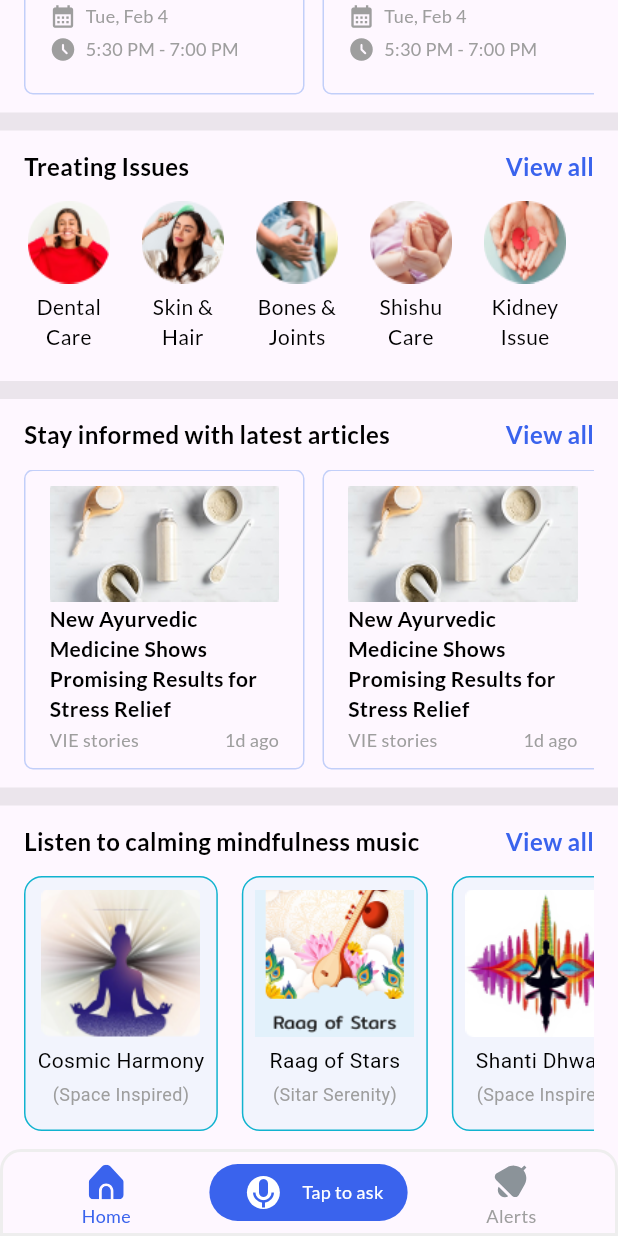
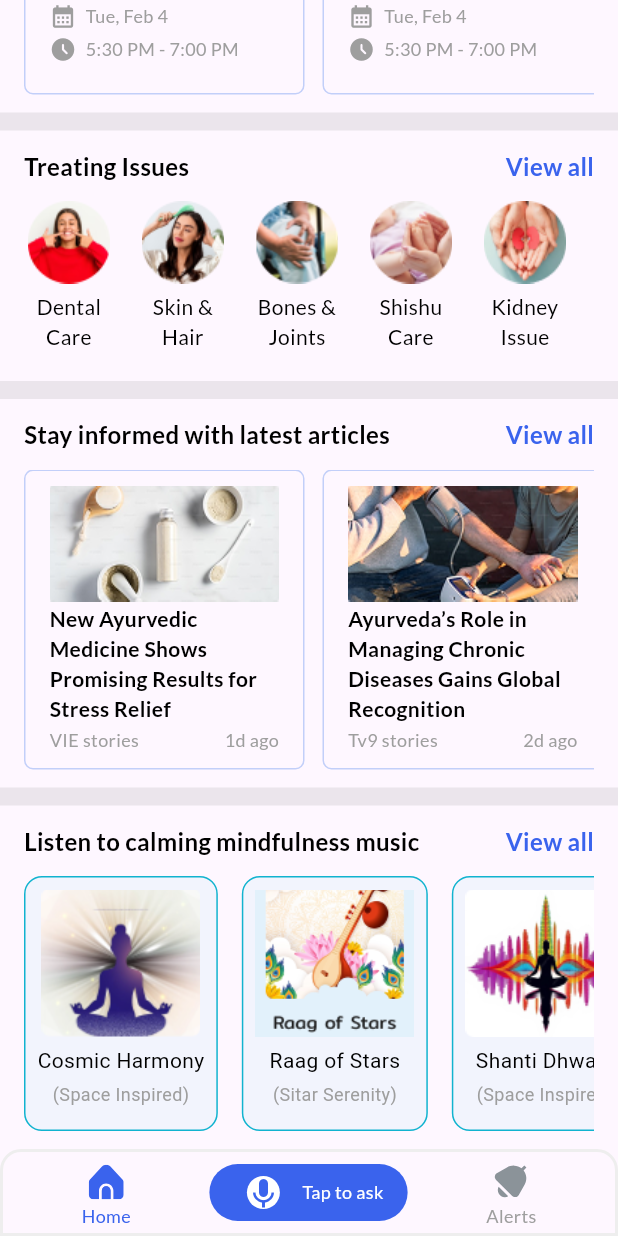
Before and after one commit to ajinkya-esds/Aayushman_bhaarat, a Flutter app: the HomeScreen screen opened directly, scrolled down 528 dp, on a phone screen of 412 x 824 dp. Run offline on Flutter 3.47's test engine with Material 3 defaults, Android fonts, the phone set to English and light mode, and no system bars; our stand-ins replace flutter_keyboard_visibility, flutter_svg, google_fonts; Roboto replaces fonts that are missing (Mitr).

Commit message:
Revamped the design changes

```diff
--- a/lib/home_screen/home_screen.dart
+++ b/lib/home_screen/home_screen.dart
@@ -22,13 +22,12 @@ class _HomeScreenState extends State<HomeScreen> {
   ];
 
   List<Map<String, dynamic>> appointmentList = [
-    {"title": "E-Vaidya", "image": "asset/evaidya.png"},
-    {"title": "Aarogya Varta", "image": "asset/aarogya_varta.png"}
+    {"name": "Dr. Shripad Joshi", "post": "General Consultation", "date": "Tue, Feb 4", "time": "5:30 PM - 7:00 PM", "image": "asset/appointment.png"},
+    {"name": "Dr. Neha Malhotra", "post": "General Consultation", "date": "Tue, Feb 4", "time": "5:30 PM - 7:00 PM", "image": "asset/appointment2.png"},
   ];
   List<Map<String, dynamic>> articleList = [
-    {"title": "Regional", "subtitle": "Kerala Promotes Ayurveda with Free Health Camps for local Communities", "image": "asset/article1.png"},
-    {"title": "National", "subtitle": "ABHA: Transforming healthcare for 1.4 Billion citizens.", "image": "asset/article2.png"},
-    {"title": "International", "subtitle": "Virus Detected: Research Report submitted to Health Cell.", "image": "asset/article3.png"}
+    {"title": "New Ayurvedic Medicine Shows Promising Results for Stress Relief", "time": "1d ago", "source": "VIE stories", "image": "asset/new_article.png"},
+    {"title": "Ayurveda’s Role in Managing Chronic Diseases Gains Global Recognition", "time": "2d ago", "source": "Tv9 stories", "image": "asset/article2.png"},
   ];
   List<Map<String, dynamic>> soundList = [
     {"title": "Cosmic Harmony", "subtitle": "(Space Inspired)", "image": "asset/sound1.png"},
@@ -455,15 +454,15 @@ class _HomeScreenState extends State<HomeScreen> {
                                 child: Column(
                                   crossAxisAlignment: CrossAxisAlignment.start,
                                   children: [
-                                    Image.asset("asset/appointment.png", height: 44, width: 44, fit: BoxFit.fill),
+                                    Image.asset(appointmentList[index]['image'] ?? "", height: 44, width: 44, fit: BoxFit.fill),
                                     const SizedBox(height: 6),
                                     Text(
-                                      "Dr.Shripad Joshi",
+                                      appointmentList[index]['name'] ?? "",
                                       style: GoogleFonts.lato(color: Colors.black, fontWeight: FontWeight.w700, fontSize: 14),
                                     ),
                                     const SizedBox(height: 8),
                                     Text(
-                                      "General Consultation",
+                                      appointmentList[index]['post'] ?? "",
                                       style: GoogleFonts.lato(color: Colors.grey, fontWeight: FontWeight.w400, fontSize: 12),
                                     ),
                                     const SizedBox(height: 4),
@@ -472,7 +471,7 @@ class _HomeScreenState extends State<HomeScreen> {
                                         const Icon(Icons.calendar_month, color: Colors.grey, size: 18),
                                         const SizedBox(width: 6),
                                         Text(
-                                          "Tue, Feb 4",
+                                          appointmentList[index]['date'] ?? "",
                                           style: GoogleFonts.lato(color: Colors.grey, fontWeight: FontWeight.w400, fontSize: 12),
                                         ),
                                       ],
@@ -483,7 +482,7 @@ class _HomeScreenState extends State<HomeScreen> {
                                         const Icon(Icons.access_time_filled_rounded, color: Colors.grey, size: 18),
                                         const SizedBox(width: 6),
                                         Text(
-                                          "5:30 PM - 7:00 PM",
+                                          appointmentList[index]['time'] ?? "",
                                           style: GoogleFonts.lato(color: Colors.grey, fontWeight: FontWeight.w400, fontSize: 12),
                                         ),
                                       ],
@@ -578,20 +577,20 @@ class _HomeScreenState extends State<HomeScreen> {
                         mainAxisAlignment: MainAxisAlignment.spaceBetween,
                         crossAxisAlignment: CrossAxisAlignment.start,
                         children: [
-                          Image.asset("asset/new_article.png", height: 77, width: 163, fit: BoxFit.fill),
+                          Image.asset(articleList[index]['image'] ?? "", height: 77, width: 163, fit: BoxFit.fill),
                           Text(
-                            "New Ayurvedic Medicine Shows Promising Results for Stress Relief",
+                            articleList[index]['title'] ?? "",
                             style: GoogleFonts.lato(color: Colors.black, fontWeight: FontWeight.w700, fontSize: 14),
                           ),
                           Row(
                             mainAxisAlignment: MainAxisAlignment.spaceBetween,
                             children: [
                               Text(
-                                "VIE stories",
+                                articleList[index]['source'] ?? "",
                                 style: GoogleFonts.lato(color: Colors.grey, fontWeight: FontWeight.w400, fontSize: 12),
                               ),
                               Text(
-                                "1d ago",
+                                articleList[index]['time'] ?? "",
                                 style: GoogleFonts.lato(color: Colors.grey, fontWeight: FontWeight.w400, fontSize: 12),
                               ),
                             ],
@@ -600,7 +599,7 @@ class _HomeScreenState extends State<HomeScreen> {
                       ),
                     );
                   },
-                  itemCount: 4,
+                  itemCount: articleList.length,
                 ),
               ),
               const SizedBox(height: 12),
```
Also changed, not shown: asset/appointment2.png (added), asset/article2.png.
